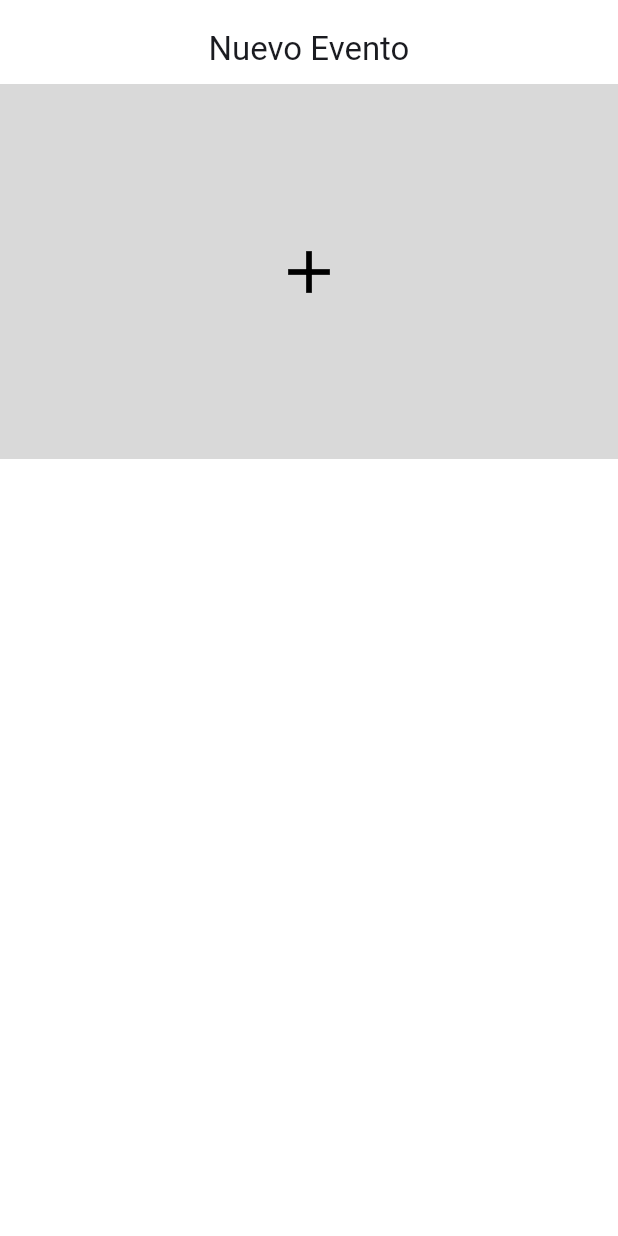
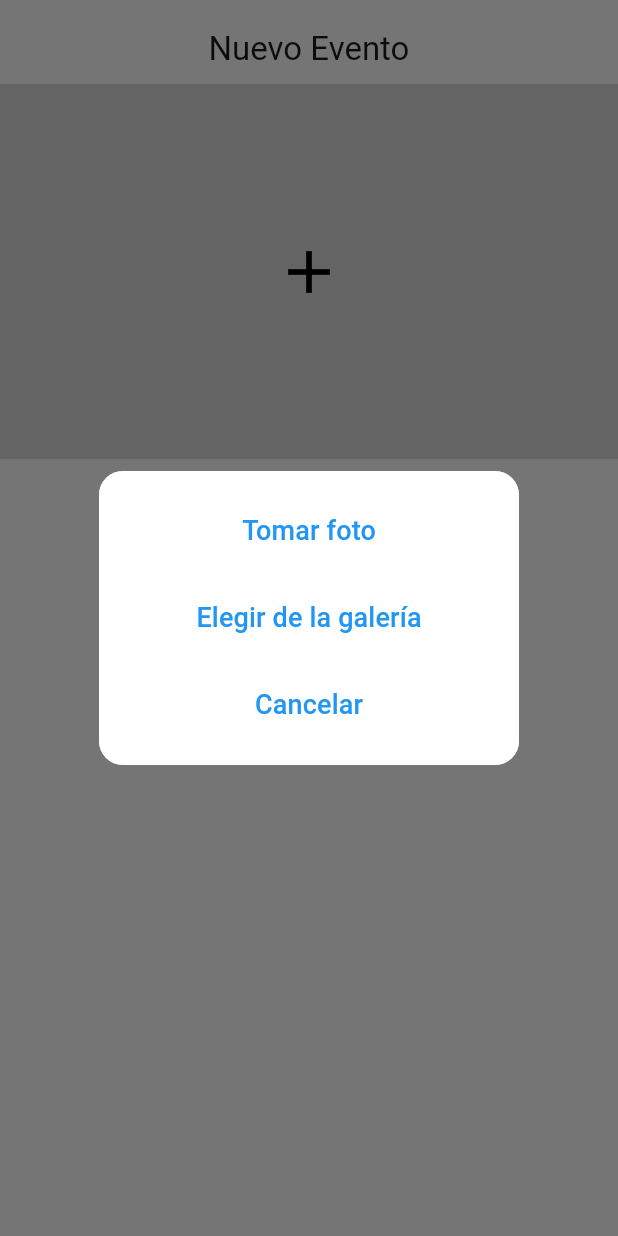
Before and after one commit to valeraruggierotesisucv/flutter-app, a Flutter app: the AddView screen opened by its route, after a tap on the "add" icon, on a phone screen of 412 x 824 dp. Run offline on Flutter 3.47's test engine with Material 3 defaults, Android fonts, the phone set to English and light mode, and no system bars; our stand-ins replace audioplayers, flutter_dotenv, supabase_flutter, table_calendar; accounts and stored records are empty; generated files the repository leaves out were written again; network calls fail.

Commit message:
foto modal

```diff
--- a/lib/views/add_view.dart
+++ b/lib/views/add_view.dart
@@ -1,4 +1,6 @@
 import 'package:eventify/widgets/app_header.dart';
+import 'package:eventify/widgets/image_modal.dart';
+import 'package:eventify/widgets/modal.dart';
 import 'package:flutter/material.dart';
 
 class AddView extends StatefulWidget {
@@ -9,7 +11,6 @@ class AddView extends StatefulWidget {
 }
 
 class _AddViewState extends State<AddView> {
-
   @override
   Widget build(BuildContext context) {
     return Scaffold(
@@ -20,7 +21,10 @@ class _AddViewState extends State<AddView> {
           children: [
             GestureDetector(
               onTap: () {
-                debugPrint("click");
+                showPhotoModal(context,
+                  onTakePhoto: () => debugPrint("TAKE PHOTO"),
+                  onChooseFromGallery: () => debugPrint("CHOOSE GALERY"),
+                  onClose: () => debugPrint("CERRAR"));
               },
               child: Container(
                 width: double.infinity,
--- /dev/null
+++ b/lib/widgets/image_modal.dart
@@ -0,0 +1,75 @@
+import 'package:flutter/material.dart';
+
+class PhotoModal extends StatelessWidget {
+  final VoidCallback onTakePhoto;
+  final VoidCallback onChooseFromGallery;
+  final VoidCallback onClose;
+
+  const PhotoModal({
+    super.key,
+    required this.onTakePhoto,
+    required this.onChooseFromGallery,
+    required this.onClose,
+  });
+
+  @override
+  Widget build(BuildContext context) {
+    return Dialog(
+      shape: RoundedRectangleBorder(
+        borderRadius: BorderRadius.circular(16),
+      ),
+      child: Container(
+        padding: const EdgeInsets.all(16),
+        decoration: BoxDecoration(
+          color: Colors.white,
+          borderRadius: BorderRadius.circular(16),
+        ),
+        child: Column(
+          mainAxisSize: MainAxisSize.min,
+          children: [
+            // Contenedor de botones del modal
+            Column(
+              children: [
+                TextButton(
+                  onPressed: onTakePhoto,
+                  child: Text(
+                    "Tomar foto",
+                    style: TextStyle(color: Colors.blue, fontSize: 18), // Cambia el color y tamaño
+                  ),
+                ),
+                const SizedBox(height: 10),
+                TextButton(
+                  onPressed: onChooseFromGallery,
+                  child: Text(
+                    "Elegir de la galería",
+                    style: TextStyle(color: Colors.blue, fontSize: 18), // Cambia el color y tamaño
+                  ),
+                ),
+                const SizedBox(height: 10),
+                TextButton(
+                  onPressed: onClose,
+                  child: Text(
+                    "Cancelar",
+                    style: TextStyle(color: Colors.blue, fontSize: 18), // Cambia el color y tamaño
+                  ),
+                ),
+              ],
+            ),
+          ],
+        ),
+      ),
+    );
+  }
+}
+
+// Función para mostrar el PhotoModal
+void showPhotoModal(BuildContext context, {required VoidCallback onTakePhoto, required VoidCallback onChooseFromGallery, required VoidCallback onClose}) {
+  showDialog(
+    context: context,
+    builder: (context) => PhotoModal(
+      onTakePhoto: onTakePhoto,
+      onChooseFromGallery: onChooseFromGallery,
+      onClose: onClose,
+    ),
+  );
+}
```
